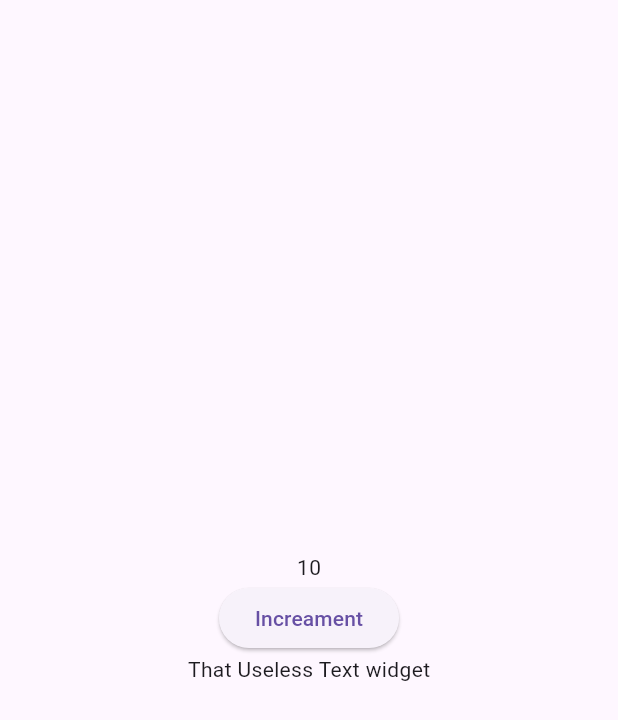
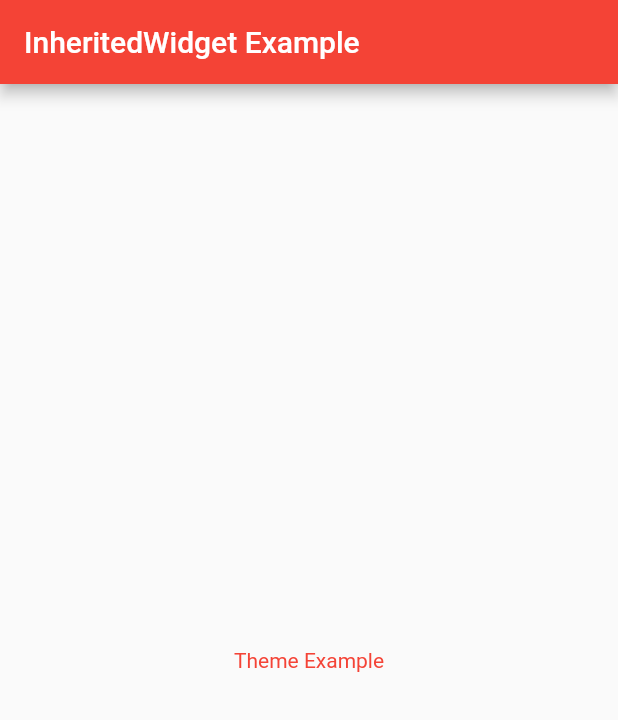
Before and after one commit to Don-sunny/INHERITED-WIDGET-SAMPLE, a Flutter app: the screen it shows after launch, on a phone screen of 412 x 824 dp. Shown: the top 720 px of the screen. Run offline on Flutter 3.47's test engine with Material 3 defaults, Android fonts, the phone set to English and light mode, and no system bars.

Commit message:
theme sample-2

```diff
--- a/lib/main.dart
+++ b/lib/main.dart
@@ -1,8 +1,22 @@
 import 'package:flutter/material.dart';
-import 'package:inherited_widget/screens/first_screen.dart';
+import 'package:inherited_widget/sample-1/screens/first_screen.dart';
+import 'package:inherited_widget/sample-2/theme_home_screen.dart';
+import 'package:inherited_widget/sample-2/theme_inherited.dart';
 
 void main() {
-  runApp(const MyApp());
+  runApp(ThemeInherited(
+    themeData: ThemeData(
+        useMaterial3: false,
+        primarySwatch: Colors.red,
+        primaryColor: Colors.red,
+        textTheme: const TextTheme(
+          bodyLarge: TextStyle(
+            color: Colors.purple,
+            fontWeight: FontWeight.bold,
+          ),
+        )),
+    child: const MyApp(),
+  ));
 }
 
 class MyApp extends StatelessWidget {
@@ -10,8 +24,11 @@ class MyApp extends StatelessWidget {
 
   @override
   Widget build(BuildContext context) {
-    return const MaterialApp(
-      home: FirstScreen(),
+    final theme = ThemeInherited.of(context)!.themeData;
+    return MaterialApp(
+      debugShowCheckedModeBanner: false,
+      theme: theme,
+      home: const ThemHomeScreen(),
     );
   }
 }
--- a/lib/providers/counter_provider.dart
+++ b/lib/sample-1/providers/counter_provider.dart
@@ -44,6 +44,7 @@ class CounterProviderWrapperState extends State<CounterProviderWrapper> {
   }
 }
 
+// ignore: must_be_immutable
 class CounterProvider extends InheritedWidget {
   CounterProvider(
       {Key? key,
--- a/lib/screens/first_screen.dart
+++ b/lib/sample-1/screens/first_screen.dart
@@ -1,6 +1,6 @@
 import 'package:flutter/material.dart';
-import 'package:inherited_widget/providers/counter_provider.dart';
-import 'package:inherited_widget/screens/widget/display_count.dart';
+import 'package:inherited_widget/sample-1/providers/counter_provider.dart';
+import 'package:inherited_widget/sample-1/screens/widget/display_count.dart';
 
 class FirstScreen extends StatefulWidget {
   const FirstScreen({super.key});
@@ -12,7 +12,7 @@ class FirstScreen extends StatefulWidget {
 class _FirstScreenState extends State<FirstScreen> {
   @override
   Widget build(BuildContext context) {
-    return CounterProviderWrapper(
+    return const CounterProviderWrapper(
         counter: 10,
         child: Scaffold(
           body: DisplayCounterWidget(),
--- a/lib/screens/widget/display_count.dart
+++ b/lib/sample-1/screens/widget/display_count.dart
@@ -1,5 +1,5 @@
 import 'package:flutter/material.dart';
-import 'package:inherited_widget/providers/counter_provider.dart';
+import 'package:inherited_widget/sample-1/providers/counter_provider.dart';
 
 class DisplayCounterWidget extends StatelessWidget {
   const DisplayCounterWidget({super.key});
--- /dev/null
+++ b/lib/sample-2/theme_home_screen.dart
@@ -0,0 +1,25 @@
+import 'package:flutter/material.dart';
+
+class ThemHomeScreen extends StatelessWidget {
+  const ThemHomeScreen({super.key});
+
+  @override
+  Widget build(BuildContext context) {
+    final theme = Theme.of(context);
+    return Scaffold(
+      appBar: AppBar(
+        title: const Text(
+          'InheritedWidget Example',
+        ),
+      ),
+      body: Center(
+        child: Text(
+          'Theme Example',
+          style: TextStyle(
+            color: theme.primaryColor,
+          ),
+        ),
+      ),
+    );
+  }
+}
--- /dev/null
+++ b/lib/sample-2/theme_inherited.dart
@@ -0,0 +1,20 @@
+import 'package:flutter/material.dart';
+
+class ThemeInherited extends InheritedWidget {
+  final ThemeData themeData;
+
+  const ThemeInherited({
+    super.key,
+    required this.themeData,
+    required Widget child,
+  }) : super(child: child);
+
+  @override
+  bool updateShouldNotify(covariant InheritedWidget oldWidget) {
+    return false;
+  }
+
+  static ThemeInherited? of(BuildContext context) {
+    return context.dependOnInheritedWidgetOfExactType<ThemeInherited>();
+  }
+}
```
